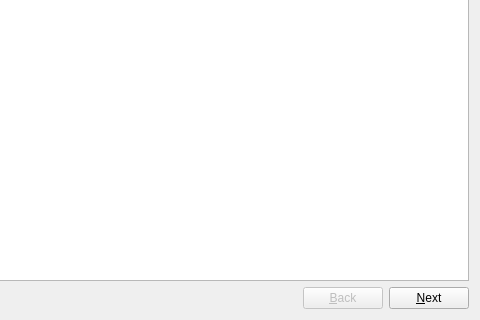
Old version of the form oobwizard/ui/welcomeStep.ui in the repository bluusystemsinc/bluu; both pictures show x 160 to 640 and y 160 to 480 of the 640 by 480 pixel window.
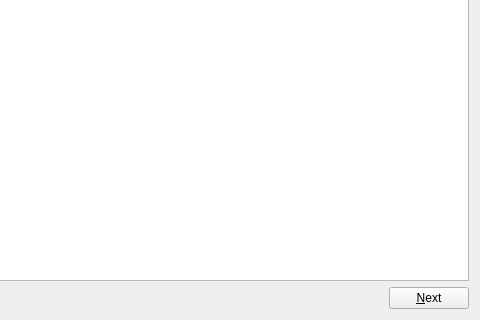
New version of the form.

Commit message: back button removed on welcome screen

```diff
--- a/oobwizard/ui/welcomeStep.ui
+++ b/oobwizard/ui/welcomeStep.ui
@@ -36,16 +36,6 @@
        </property>
       </spacer>
      </item>
-     <item>
-      <widget class="QPushButton" name="backButton">
-       <property name="enabled">
-        <bool>false</bool>
-       </property>
-       <property name="text">
-        <string>&amp;Back</string>
-       </property>
-      </widget>
-     </item>
      <item>
       <widget class="QPushButton" name="nextButton">
        <property name="text">
```
The commit also changes 1 other file.
